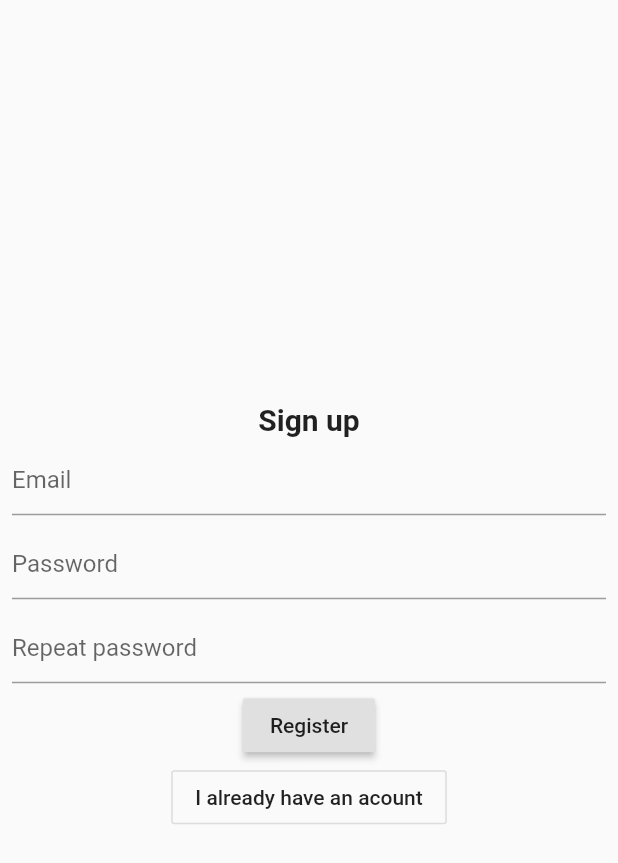
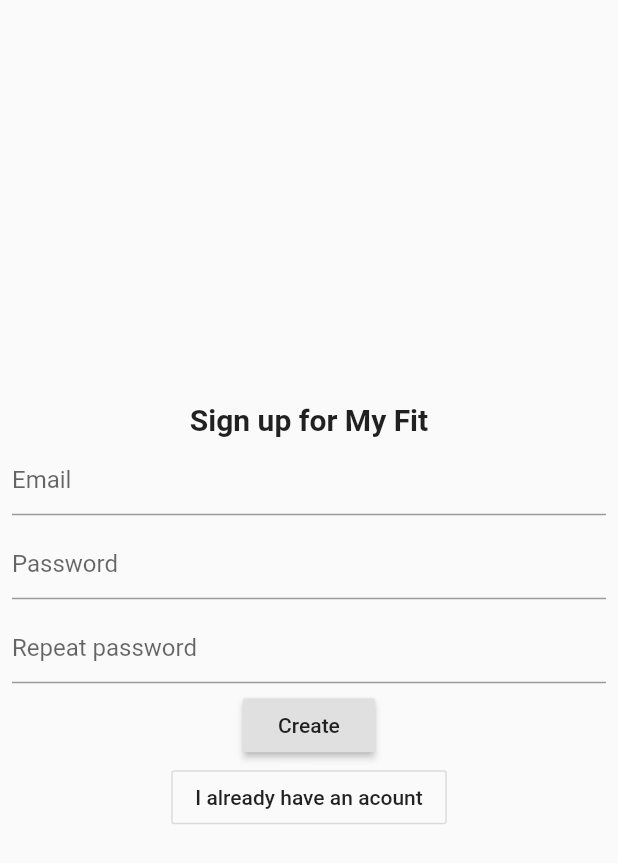
Before and after one commit to chernodub/my-fit-flutter-uni, a Flutter app: the RegistrationPage screen opened by its route, on a phone screen of 412 x 824 dp. Shown: the top 863 px of the screen. Run offline on Flutter 3.47's test engine with Material 2 defaults, Android fonts, the phone set to English and light mode, and no system bars; our stand-ins replace validators; accounts and stored records are empty; network calls fail.

Commit message:
Change titles on auth pages

```diff
--- a/lib/login-page.dart
+++ b/lib/login-page.dart
@@ -38,7 +38,7 @@ class _LoginForm extends StatefulWidget {
 
 class _LoginFormState extends State<_LoginForm> {
   /// Login form title.
-  static const _formTitle = 'Sign in';
+  static const _formTitle = 'My Fit';
 
   /// Formkey to control the form.
   final _formKey = GlobalKey<FormState>();
@@ -81,7 +81,7 @@ class _LoginFormState extends State<_LoginForm> {
             children: <Widget>[
               RaisedButton(
                 onPressed: () => _submitForm(context),
-                child: Text('OK'),
+                child: Text('Sign in'),
               ),
               OutlineButton(
                 onPressed: () => _navigateToRegistration(context),
--- a/lib/registration-page.dart
+++ b/lib/registration-page.dart
@@ -39,7 +39,7 @@ class _RegistrationForm extends StatefulWidget {
 
 class _RegistrationFormState extends State<_RegistrationForm> {
   /// Registration form title.
-  static const _formTitle = 'Sign up';
+  static const _formTitle = 'Sign up for My Fit';
 
   /// Form key to control form.
   final _formKey = GlobalKey<FormState>();
@@ -99,7 +99,7 @@ class _RegistrationFormState extends State<_RegistrationForm> {
             children: <Widget>[
               RaisedButton(
                 onPressed: _submitForm,
-                child: Text('Register'),
+                child: Text('Create'),
               ),
               OutlineButton(
                 onPressed: () => _navigateToLogin(context),
```
